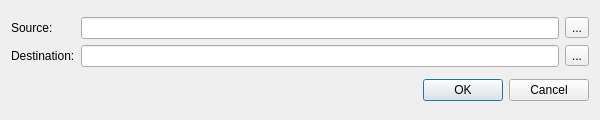
Above: src/frontend/select_files_dialog.ui from zhaowenlan1779/threeSD before the change. Below: the same form after it.
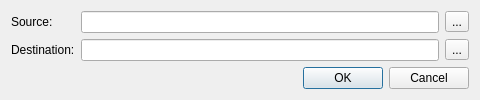
That is the form after the change.

The edit to the form file:
```diff
--- a/src/frontend/select_files_dialog.ui
+++ b/src/frontend/select_files_dialog.ui
@@ -6,8 +6,8 @@
    <rect>
     <x>0</x>
     <y>0</y>
-    <width>600</width>
-    <height>120</height>
+    <width>480</width>
+    <height>96</height>
    </rect>
   </property>
   <property name="windowTitle">
```
